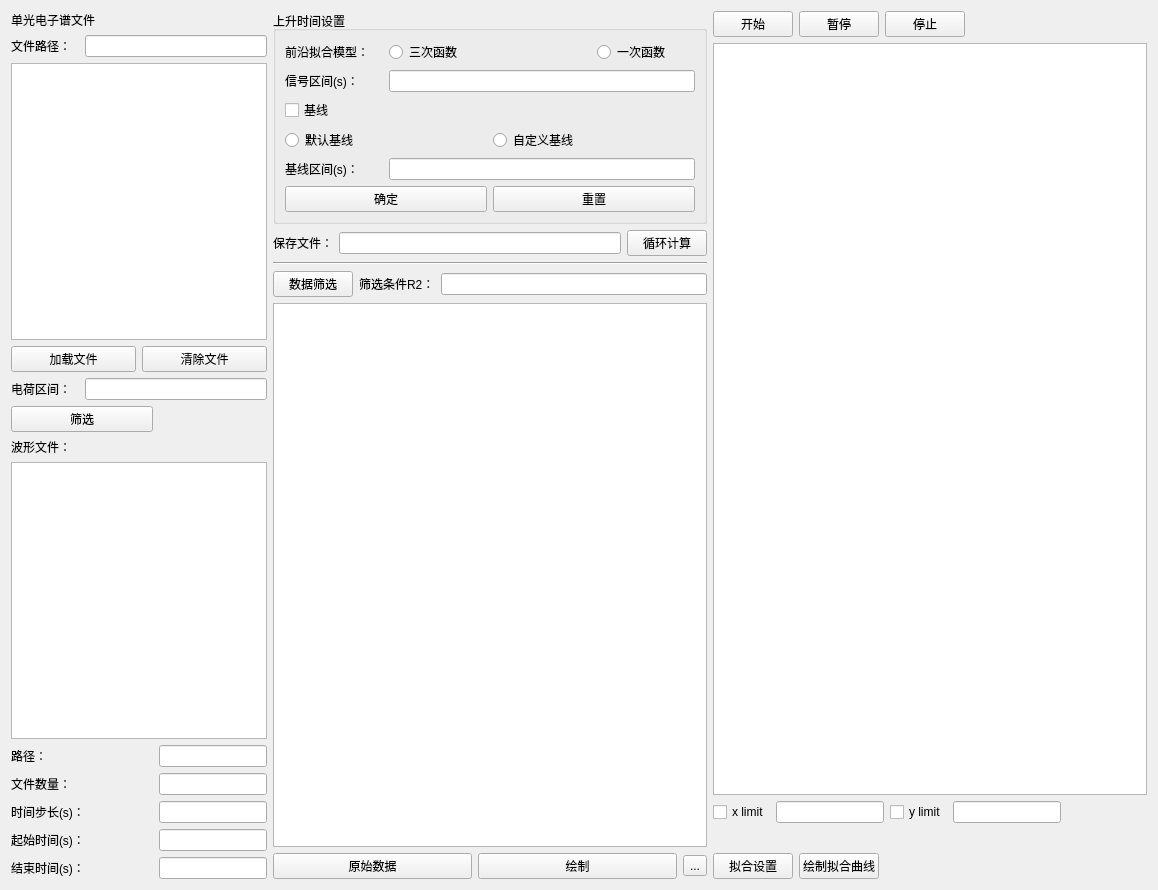
Above: DesignerUi/UiRaiseTime.ui from PENG-HuaXing/oscilloscope before the change. Below: the same form after it.
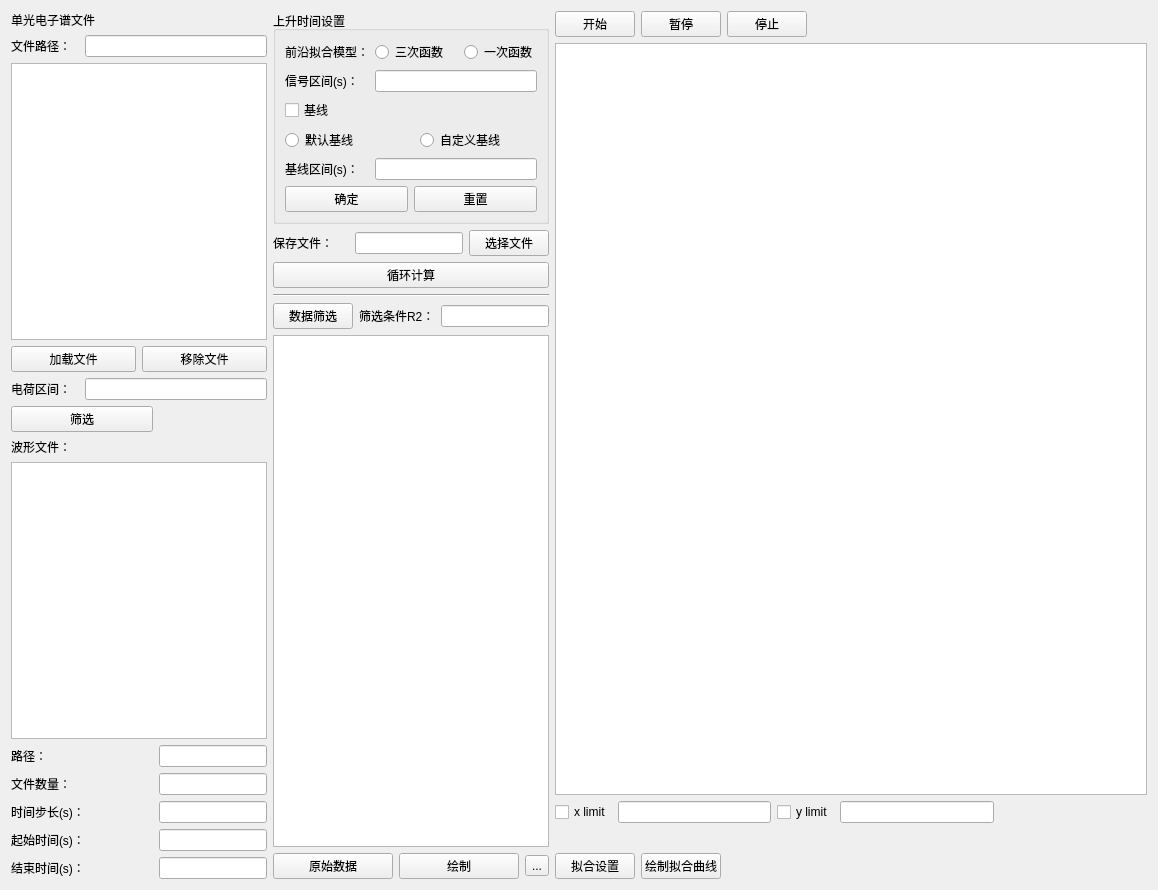
That is the form after the change.

The edit to the form file:
```diff
--- a/DesignerUi/UiRaiseTime.ui
+++ b/DesignerUi/UiRaiseTime.ui
@@ -58,7 +58,7 @@
        <item>
         <widget class="QPushButton" name="pushButton_14">
          <property name="text">
-          <string>清除文件</string>
+          <string>移除文件</string>
          </property>
         </widget>
        </item>
@@ -237,7 +237,14 @@
          </widget>
         </item>
         <item row="1" column="1" colspan="3">
-         <widget class="QLineEdit" name="lineEdit_8"/>
+         <widget class="QLineEdit" name="lineEdit_8">
+          <property name="sizePolicy">
+           <sizepolicy hsizetype="Minimum" vsizetype="Fixed">
+            <horstretch>0</horstretch>
+            <verstretch>0</verstretch>
+           </sizepolicy>
+          </property>
+         </widget>
         </item>
         <item row="2" column="0" colspan="2">
          <widget class="QCheckBox" name="checkBox">
@@ -268,7 +275,14 @@
          </widget>
         </item>
         <item row="4" column="1" colspan="3">
-         <widget class="QLineEdit" name="lineEdit_9"/>
+         <widget class="QLineEdit" name="lineEdit_9">
+          <property name="sizePolicy">
+           <sizepolicy hsizetype="Minimum" vsizetype="Fixed">
+            <horstretch>0</horstretch>
+            <verstretch>0</verstretch>
+           </sizepolicy>
+          </property>
+         </widget>
         </item>
         <item row="5" column="0" colspan="4">
          <layout class="QHBoxLayout" name="horizontalLayout">
@@ -301,17 +315,31 @@
         </widget>
        </item>
        <item>
-        <widget class="QLineEdit" name="lineEdit_10"/>
+        <widget class="QLineEdit" name="lineEdit_10">
+         <property name="sizePolicy">
+          <sizepolicy hsizetype="Minimum" vsizetype="Fixed">
+           <horstretch>0</horstretch>
+           <verstretch>0</verstretch>
+          </sizepolicy>
+         </property>
+        </widget>
        </item>
        <item>
-        <widget class="QPushButton" name="pushButton">
+        <widget class="QPushButton" name="pushButton_15">
          <property name="text">
-          <string>循环计算</string>
+          <string>选择文件</string>
          </property>
         </widget>
        </item>
       </layout>
      </item>
+     <item>
+      <widget class="QPushButton" name="pushButton">
+       <property name="text">
+        <string>循环计算</string>
+       </property>
+      </widget>
+     </item>
      <item>
       <widget class="Line" name="line">
        <property name="orientation">
@@ -336,7 +364,14 @@
         </widget>
        </item>
        <item>
-        <widget class="QLineEdit" name="lineEdit_11"/>
+        <widget class="QLineEdit" name="lineEdit_11">
+         <property name="sizePolicy">
+          <sizepolicy hsizetype="Minimum" vsizetype="Fixed">
+           <horstretch>0</horstretch>
+           <verstretch>0</verstretch>
+          </sizepolicy>
+         </property>
+        </widget>
        </item>
       </layout>
      </item>
```
